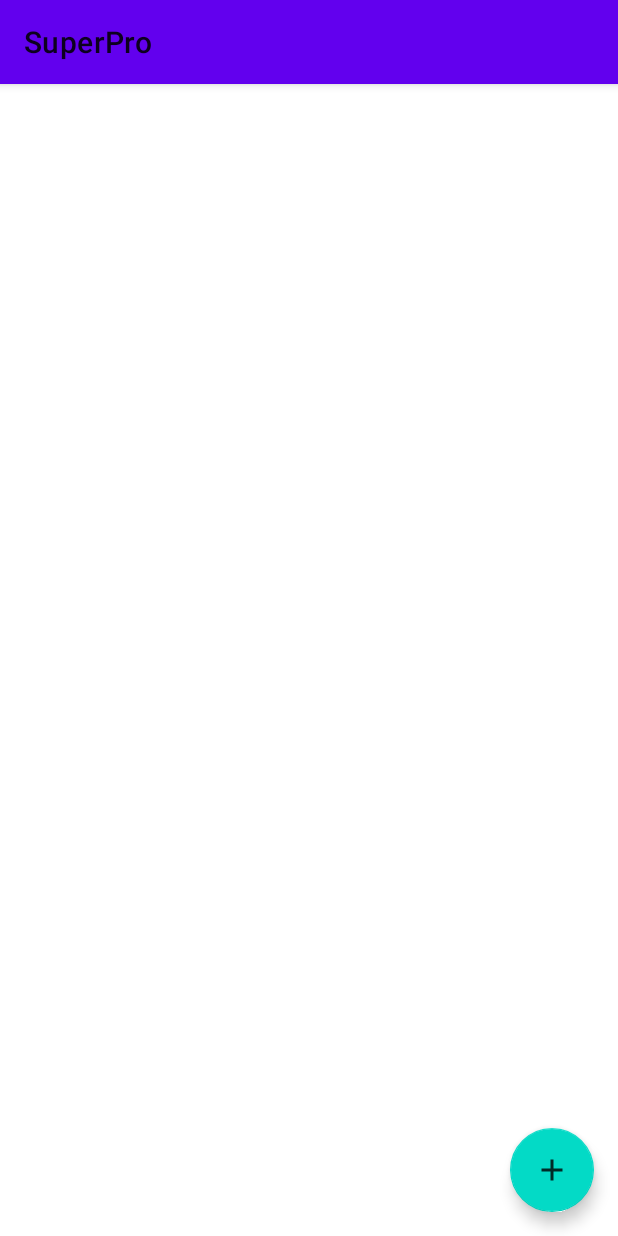
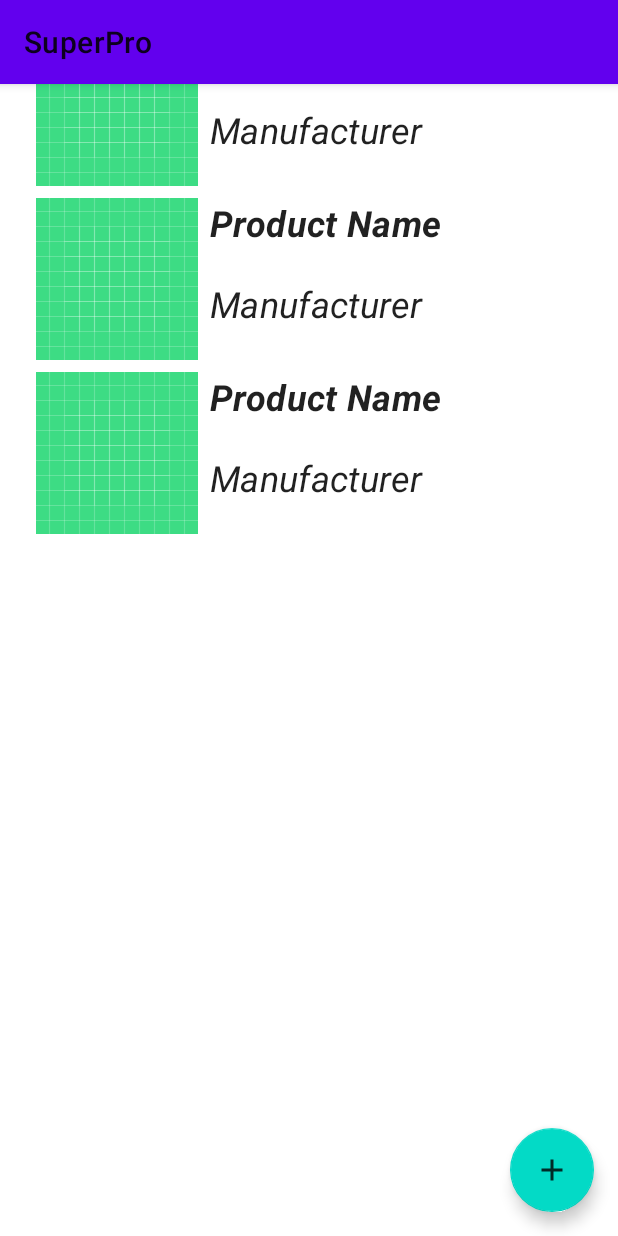
Before and after one commit to ernestkoko/SuperProApp, an Android app: the layout home_fragment.xml on its own in the app's theme, with its tools: preview values and no code run, on a phone screen of 412 x 824 dp. Run offline under Robolectric (Android 15) with nearby library versions, the phone set to English and light mode, and no system bars.

Commit message:
Set up the Recycler view adapter for displaying the products

```diff
--- a/app/src/main/java/ernestkoko/superpro/app/screens/HomeFragment.kt
+++ b/app/src/main/java/ernestkoko/superpro/app/screens/HomeFragment.kt
@@ -10,6 +10,8 @@ import androidx.fragment.app.Fragment
 import androidx.lifecycle.Observer
 import androidx.lifecycle.ViewModelProvider
 import androidx.navigation.fragment.findNavController
+import androidx.recyclerview.widget.LinearLayoutManager
+import androidx.recyclerview.widget.RecyclerView
 import ernestkoko.superpro.app.R
 import ernestkoko.superpro.app.databinding.HomeFragmentBinding
 
@@ -32,6 +34,10 @@ class HomeFragment : Fragment() {
         viewModel = ViewModelProvider(this).get(HomeViewModel::class.java)
         //tell the binding class about the view model
         mBinding.homeViewModel = viewModel
+
+        mBinding.recyclerView.layoutManager = LinearLayoutManager(requireActivity(),RecyclerView.VERTICAL, false)
+        val adapter = HomeFragmentAdapter()
+        mBinding.recyclerView.adapter = adapter
         //listen for when to navigate to new product fragment
         viewModel.navToNewProduct.observe(viewLifecycleOwner, Observer { navToNewproduct ->
             if (navToNewproduct){
--- a/app/src/main/res/layout/product_list_view.xml
+++ b/app/src/main/res/layout/product_list_view.xml
@@ -1,6 +1,55 @@
 <?xml version="1.0" encoding="utf-8"?>
-<androidx.constraintlayout.widget.ConstraintLayout
-    xmlns:android="http://schemas.android.com/apk/res/android" android:layout_width="match_parent"
-    android:layout_height="match_parent">
+<layout xmlns:android="http://schemas.android.com/apk/res/android"
+    xmlns:app="http://schemas.android.com/apk/res-auto">
 
-</androidx.constraintlayout.widget.ConstraintLayout>
+    <data>
+
+    </data>
+
+    <androidx.constraintlayout.widget.ConstraintLayout
+
+        android:layout_width="match_parent"
+        android:layout_height="wrap_content">
+
+        <ImageView
+            android:id="@+id/product_image"
+            android:layout_width="wrap_content"
+            android:layout_height="wrap_content"
+            android:layout_marginStart="@dimen/dp_16_dim"
+            android:layout_marginTop="@dimen/margin_8dp"
+            android:src="@drawable/ic_launcher_background"
+            app:layout_constraintBottom_toBottomOf="parent"
+            app:layout_constraintStart_toStartOf="parent"
+            app:layout_constraintTop_toTopOf="parent" />
+
+        <com.google.android.material.textview.MaterialTextView
+            android:id="@+id/product_name"
+            android:layout_width="wrap_content"
+            android:layout_height="wrap_content"
+            android:layout_marginStart="8dp"
+            android:text="Product Name"
+            android:textAllCaps="false"
+            android:textStyle="italic|bold"
+            android:textSize="@dimen/dimen_24sp"
+            android:textAppearance="@style/TextAppearance.MaterialComponents.Subtitle1"
+            app:layout_constraintHorizontal_weight="1"
+            app:layout_constraintStart_toEndOf="@id/product_image"
+            app:layout_constraintTop_toTopOf="@+id/product_image"
+            app:layout_constraintVertical_weight="1" />
+        <com.google.android.material.textview.MaterialTextView
+            android:layout_width="wrap_content"
+            android:layout_height="wrap_content"
+            android:id="@+id/product_manufacturer"
+            android:text="Manufacturer"
+            android:textSize="@dimen/dimen_24sp"
+            android:textAllCaps="false"
+            android:textStyle="italic"
+            android:textAppearance="@style/TextAppearance.MaterialComponents.Subtitle1"
+            app:layout_constraintTop_toBottomOf="@id/product_name"
+            app:layout_constraintStart_toStartOf="@id/product_name"
+            app:layout_constraintBottom_toBottomOf="parent"/>
+
+
+
+    </androidx.constraintlayout.widget.ConstraintLayout>
+</layout>
--- a/app/src/main/res/menu/nav_menu.xml
+++ b/app/src/main/res/menu/nav_menu.xml
@@ -3,7 +3,7 @@
     <group android:checkableBehavior="single">
 
         <item
-            android:id="@+id/new_product_fragment"
+            android:id="@id/newProductFragment"
 
             android:title="New Product" />
         <item
--- a/app/src/main/res/values/dimens.xml
+++ b/app/src/main/res/values/dimens.xml
@@ -7,4 +7,5 @@
     <dimen name="dimen_50dp">150dp</dimen>
     <dimen name="margin_20dp">20dp</dimen>
     <dimen name="margin_8dp">8dp</dimen>
+    <dimen name="dimen_24sp">24sp</dimen>
 </resources>
```
Also changed, not shown: app/src/main/java/ernestkoko/superpro/app/screens/HomeFragmentAdapter.kt (added, +85 -0 lines).
